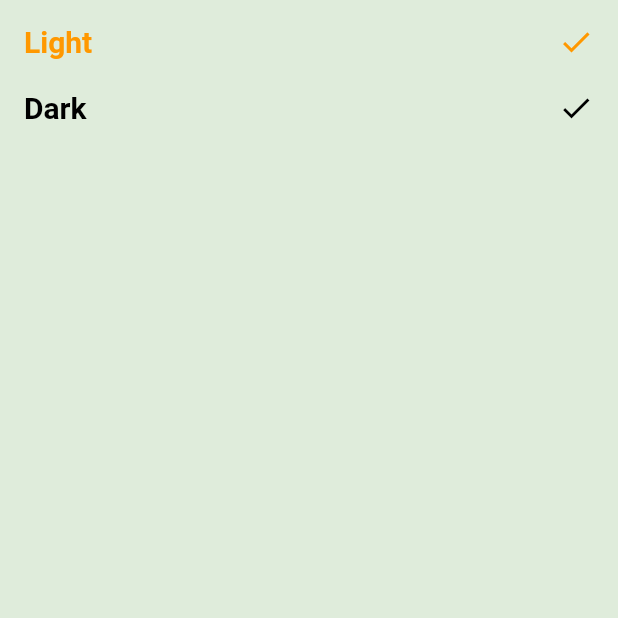
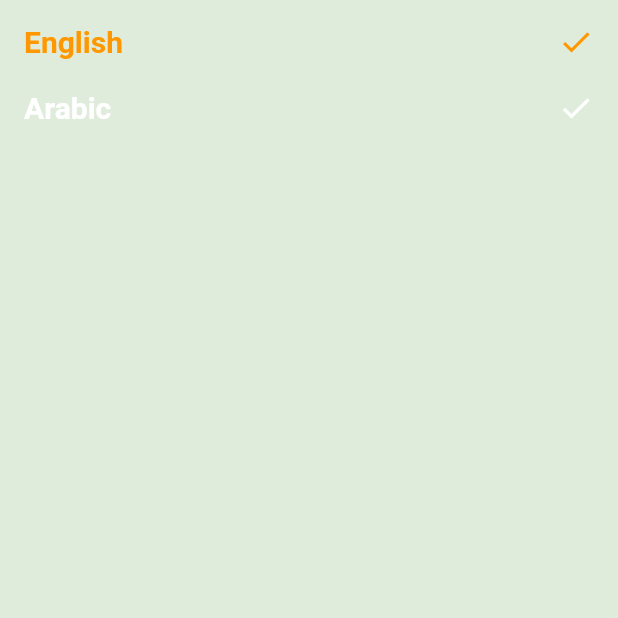
Before and after one commit to Ahmed-Ekramy/toDO, a Flutter app: the ShowLanguageApp screen opened directly, on a phone screen of 412 x 824 dp, the top half of it. Run offline on Flutter 3.47's test engine with Material 2 defaults, Android fonts, the phone set to English and light mode, and no system bars; our stand-ins replace cloud_firestore, date_picker_timeline, firebase_core, flutter_slidable; accounts and stored records are empty; generated files the repository leaves out were written again.

Commit message:
add loclization

```diff
--- /dev/null
+++ b/l10n.yaml
@@ -0,0 +1,3 @@
+arb-dir: lib/l10n
+template-arb-file: app_en.arb
+output-localization-file: app_localizations.dart
--- a/lib/provider/my_provider.dart
+++ b/lib/provider/my_provider.dart
@@ -4,8 +4,14 @@ import 'package:flutter/material.dart';
 class MyProvider  extends ChangeNotifier
 {
   ThemeMode themeMode=ThemeMode.light;
+  String langcode="en";
   void changeTheme(ThemeMode theme){
     themeMode=theme;
     notifyListeners();
 }
+void changeLang( String lang){
+    langcode=lang;
+    notifyListeners();
 }
+
+}
--- a/lib/screen/home_layout.dart
+++ b/lib/screen/home_layout.dart
@@ -5,6 +5,7 @@ import 'package:to_do/provider/my_provider.dart';
 import 'package:to_do/screen/setting.dart';
 import 'package:to_do/screen/widgets/show_add_bottom_sheet.dart';
 import 'package:to_do/style/colors.dart';
+import 'package:flutter_gen/gen_l10n/app_localizations.dart';
 
 import 'task_screen.dart';
 
@@ -27,7 +28,7 @@ List<Widget>tabs=[const TaskScreen(),SettingScreen()];
       extendBody: true,
       appBar: AppBar(
           title: Text(
-        "To Do List",
+            AppLocalizations.of(context)!.appTitle,
         style: Theme.of(context)
             .textTheme
             .bodyLarge!
--- a/lib/screen/task_screen.dart
+++ b/lib/screen/task_screen.dart
@@ -7,7 +7,7 @@ import 'package:to_do/model/task_model.dart';
 import 'package:to_do/provider/my_provider.dart';
 import 'package:to_do/screen/widgets/task_item.dart';
 import 'package:to_do/style/colors.dart';
-
+import 'package:flutter_gen/gen_l10n/app_localizations.dart';
 class TaskScreen extends StatefulWidget {
   const TaskScreen({super.key});
 
@@ -48,7 +48,7 @@ class _TaskScreenState extends State<TaskScreen> {
                 return const Center(child: CircularProgressIndicator());
               }
               if (snapshot.hasError) {
-                return Text("Somting went wrong", style: Theme
+                return Text(AppLocalizations.of(context)!.noTask, style: Theme
                     .of(context)
                     .textTheme
                     .bodyLarge
@@ -59,7 +59,7 @@ class _TaskScreenState extends State<TaskScreen> {
                 return e.data();
               }).toList() ?? [];
               if (tasks.isEmpty) {
-                return Text('NO TASK', style: Theme
+                return Text(  AppLocalizations.of(context)!.noTask, style: Theme
                     .of(context)
                     .textTheme
                     .bodyLarge
--- a/lib/screen/widgets/custom_container_setting.dart
+++ b/lib/screen/widgets/custom_container_setting.dart
@@ -2,7 +2,7 @@ import 'package:flutter/cupertino.dart';
 import 'package:flutter/material.dart';
 import 'package:provider/provider.dart';
 import 'package:to_do/style/colors.dart';
-
+import 'package:flutter_gen/gen_l10n/app_localizations.dart';
 import '../../provider/my_provider.dart';
 
 class CustomThemeContainer extends StatelessWidget {
@@ -20,7 +20,7 @@ class CustomThemeContainer extends StatelessWidget {
             color: AppColors.primaryColor,
           )),
       child: Text(
-        pro.themeMode==ThemeMode.light?"Light":"Dark",
+        pro.themeMode==ThemeMode.light?AppLocalizations.of(context)!.light:AppLocalizations.of(context)!.dark,
         style: Theme.of(context)
             .textTheme
             .bodyLarge
--- a/lib/screen/widgets/custom_language_contanier.dart
+++ b/lib/screen/widgets/custom_language_contanier.dart
@@ -2,10 +2,12 @@ import 'package:flutter/cupertino.dart';
 import 'package:flutter/material.dart';
 import 'package:provider/provider.dart';
 import 'package:to_do/style/colors.dart';
-
+import 'package:flutter_gen/gen_l10n/app_localizations.dart';
 import '../../provider/my_provider.dart';
 
 class CustomLanguageContainer extends StatelessWidget {
+  const CustomLanguageContainer({super.key});
+
   @override
   Widget build(BuildContext context) {
     var pro = Provider.of<MyProvider>(context);
@@ -20,7 +22,7 @@ class CustomLanguageContainer extends StatelessWidget {
             color: AppColors.primaryColor,
           )),
       child: Text(
-       "ENGLISH",
+      pro.langcode=="en"?AppLocalizations.of(context)!.english:AppLocalizations.of(context)!.arabic,
         style: Theme.of(context)
             .textTheme
             .bodyLarge
--- a/lib/screen/widgets/show_language_app.dart
+++ b/lib/screen/widgets/show_language_app.dart
@@ -1,9 +1,9 @@
 import 'package:flutter/cupertino.dart';
 import 'package:flutter/material.dart';
 import 'package:provider/provider.dart';
-
+import 'package:flutter_gen/gen_l10n/app_localizations.dart';
 import '../../provider/my_provider.dart';
-
+import 'package:flutter_gen/gen_l10n/app_localizations.dart';
 class ShowLanguageApp extends StatelessWidget {
   const ShowLanguageApp({super.key});
 
@@ -19,18 +19,18 @@ class ShowLanguageApp extends StatelessWidget {
               children: [
                 InkWell(
                   onTap: () {
-                    prov.changeTheme(ThemeMode.light);
+                    prov.changeLang("en");
                   },
-                  child: Text("Light",
+                  child: Text(AppLocalizations.of(context)!.english,
                       style: Theme
                           .of(context)
                           .textTheme
                           .bodyLarge
                           ?.copyWith(
-                          color: prov.themeMode == ThemeMode.light ?Colors.orange:Colors.white)),
+                          color:prov.langcode=="en" ?Colors.orange:Colors.white)),
                 ),
                 Spacer(),
-                Icon(Icons.done,color: prov.themeMode == ThemeMode.light ?Colors.orange:Colors.white),
+                Icon(Icons.done, color:prov.langcode=="en" ?Colors.orange:Colors.white),
               ],
             ),
             const SizedBox(
@@ -38,19 +38,19 @@ class ShowLanguageApp extends StatelessWidget {
             ),
             InkWell(
               onTap: () {
-                prov.changeTheme(ThemeMode.dark);
+                prov.changeLang("ar");
               },
               child: Row(
                 children: [
                   Text(
-                    "Dark",
+                    AppLocalizations.of(context)!.arabic,
                     style: Theme
                         .of(context)
                         .textTheme
-                        .bodyLarge?.copyWith(color: prov.themeMode == ThemeMode.light ?Colors.black:Colors.orange),
+                        .bodyLarge?.copyWith(color:prov.langcode=="ar" ?Colors.orange:Colors.white),
                   ),
                   const Spacer(),
-                  Icon(Icons.done,color: prov.themeMode == ThemeMode.light ?Colors.black:Colors.orange),
+                  Icon(Icons.done,color:prov.langcode=="ar" ?Colors.orange:Colors.white),
                 ],
               ),
             ),
--- a/lib/screen/widgets/show_theme_app.dart
+++ b/lib/screen/widgets/show_theme_app.dart
@@ -1,7 +1,7 @@
 import 'package:flutter/cupertino.dart';
 import 'package:flutter/material.dart';
 import 'package:provider/provider.dart';
-
+import 'package:flutter_gen/gen_l10n/app_localizations.dart';
 import '../../provider/my_provider.dart';
 
 class ShowThemeApp extends StatelessWidget {
@@ -19,7 +19,7 @@ class ShowThemeApp extends StatelessWidget {
                   onTap: () {
                     prov.changeTheme(ThemeMode.light);
                   },
-                  child: Text("Light",
+                  child: Text(    AppLocalizations.of(context)!.light,
                       style: Theme
                           .of(context)
                           .textTheme
@@ -41,7 +41,7 @@ class ShowThemeApp extends StatelessWidget {
               child: Row(
                 children: [
                   Text(
-                    "Dark",
+                    AppLocalizations.of(context)!.dark,
                     style: Theme
                         .of(context)
                         .textTheme
--- a/lib/screen/widgets/task_item.dart
+++ b/lib/screen/widgets/task_item.dart
@@ -4,7 +4,7 @@ import 'package:flutter_slidable/flutter_slidable.dart';
 import 'package:to_do/firebase/firebase_fuction.dart';
 import 'package:to_do/model/task_model.dart';
 import 'package:to_do/screen/widgets/update_screen.dart';
-
+import 'package:flutter_gen/gen_l10n/app_localizations.dart';
 class TaskItem extends StatelessWidget {
   TaskModel taskModel;
 
@@ -98,7 +98,7 @@ class TaskItem extends StatelessWidget {
                     ),
                   ),
                   Spacer(),
-                  taskModel.status ? Text("Done!", style: Theme
+                  taskModel.status ? Text(AppLocalizations.of(context)!.done, style: Theme
                       .of(context)
                       .textTheme
                       .bodyLarge
```
Also changed, not shown: lib/l10n/app_ar.arb (added, +18 -0 lines), lib/l10n/app_en.arb (added, +19 -0 lines), lib/main.dart (+14 -0 lines), lib/screen/setting.dart (+4 -3 lines), lib/screen/widgets/show_add_bottom_sheet.dart (+27 -32 lines), pubspec.yaml (+7 -3 lines), pubspec.lock.
